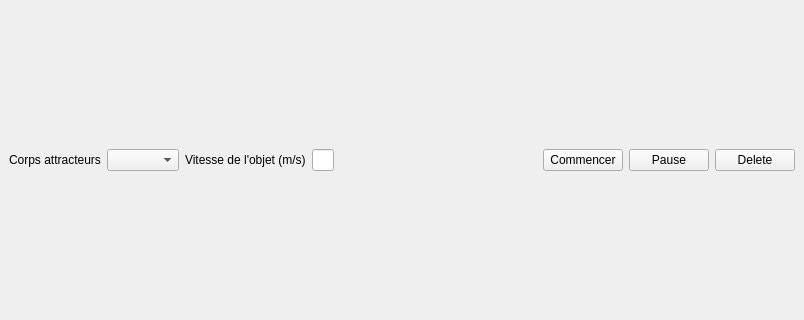
First picture: the form in Vue/Ui/tp4.fenetre.ui, repository irisDelorme-ecole/TP4_planetes, before the edit; both pictures show x 0 to 804 and y 204 to 524 of the 804 by 751 pixel window.
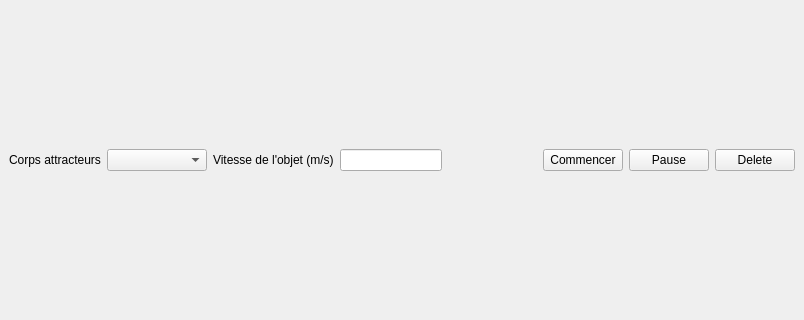
Second picture: the form after the edit.

Patch:
```diff
--- a/Vue/Ui/tp4.fenetre.ui
+++ b/Vue/Ui/tp4.fenetre.ui
@@ -28,7 +28,20 @@
        </widget>
       </item>
       <item>
-       <widget class="QComboBox" name="corpsComboBox"/>
+       <widget class="QComboBox" name="corpsComboBox">
+        <property name="minimumSize">
+         <size>
+          <width>100</width>
+          <height>0</height>
+         </size>
+        </property>
+        <property name="maximumSize">
+         <size>
+          <width>16777215</width>
+          <height>16777215</height>
+         </size>
+        </property>
+       </widget>
       </item>
       <item>
        <widget class="QLabel" name="vitesse_label">
@@ -47,8 +60,8 @@
         </property>
         <property name="sizeHint" stdset="0">
          <size>
-          <width>1000</width>
-          <height>20</height>
+          <width>100</width>
+          <height>30</height>
          </size>
         </property>
        </spacer>
```
Left out of the diff: 2 changed lines with no effect on the pictures.
